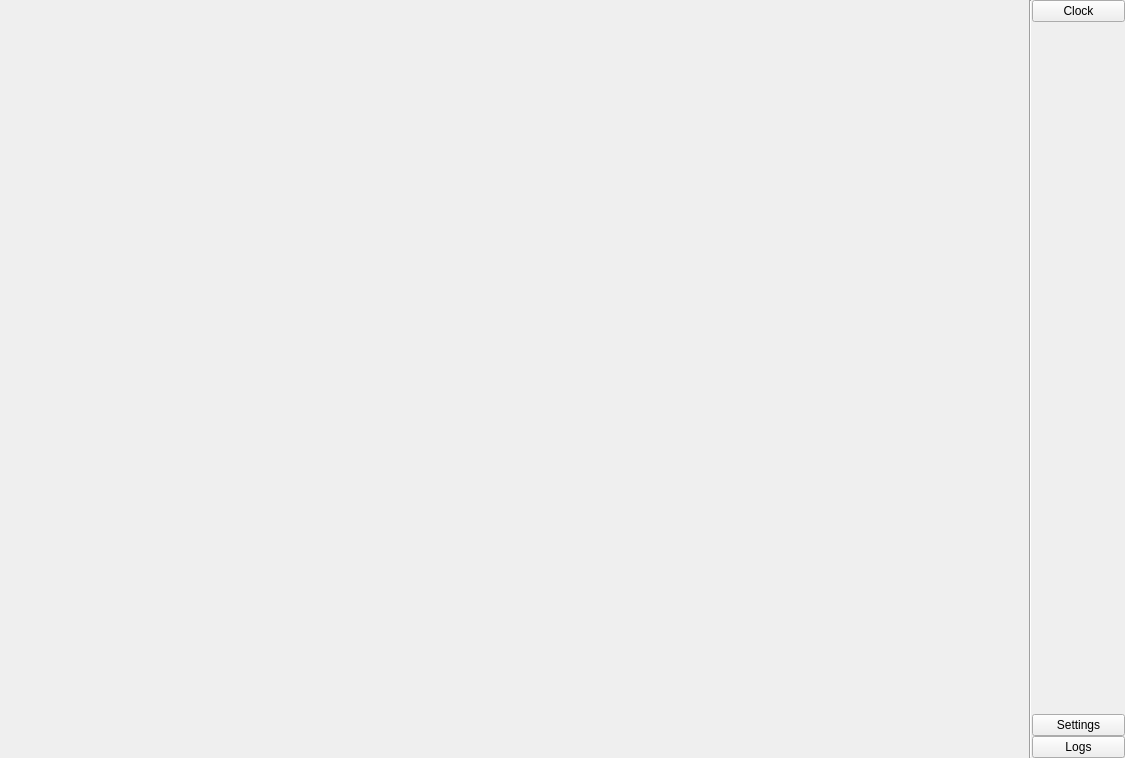
Old version of the form src/ui/main_window.ui in the repository KrusnikViers/RaspClock.
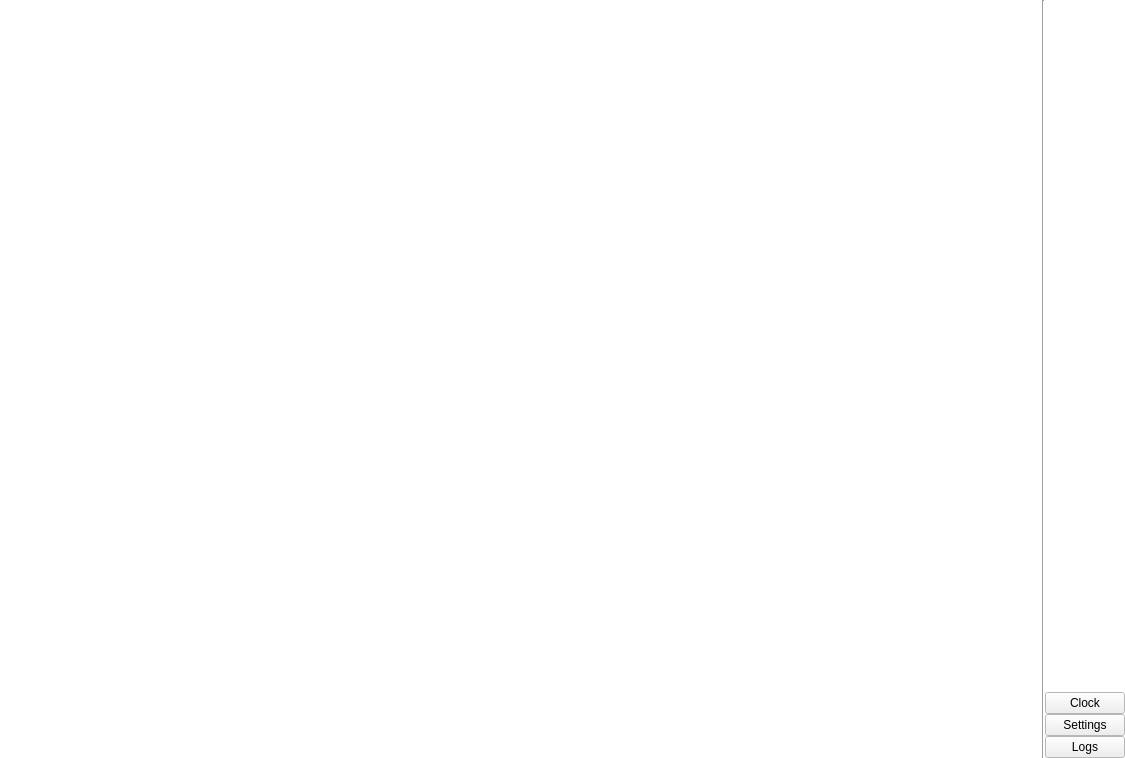
New version of the form.

Commit message: Add timer and initial clock implementation

What changed in the file:
```diff
--- a/src/ui/main_window.ui
+++ b/src/ui/main_window.ui
@@ -10,6 +10,70 @@
     <height>758</height>
    </rect>
   </property>
+  <property name="palette">
+   <palette>
+    <active>
+     <colorrole role="Base">
+      <brush brushstyle="SolidPattern">
+       <color alpha="255">
+        <red>255</red>
+        <green>255</green>
+        <blue>255</blue>
+       </color>
+      </brush>
+     </colorrole>
+     <colorrole role="Window">
+      <brush brushstyle="SolidPattern">
+       <color alpha="255">
+        <red>255</red>
+        <green>255</green>
+        <blue>255</blue>
+       </color>
+      </brush>
+     </colorrole>
+    </active>
+    <inactive>
+     <colorrole role="Base">
+      <brush brushstyle="SolidPattern">
+       <color alpha="255">
+        <red>255</red>
+        <green>255</green>
+        <blue>255</blue>
+       </color>
+      </brush>
+     </colorrole>
+     <colorrole role="Window">
+      <brush brushstyle="SolidPattern">
+       <color alpha="255">
+        <red>255</red>
+        <green>255</green>
+        <blue>255</blue>
+       </color>
+      </brush>
+     </colorrole>
+    </inactive>
+    <disabled>
+     <colorrole role="Base">
+      <brush brushstyle="SolidPattern">
+       <color alpha="255">
+        <red>255</red>
+        <green>255</green>
+        <blue>255</blue>
+       </color>
+      </brush>
+     </colorrole>
+     <colorrole role="Window">
+      <brush brushstyle="SolidPattern">
+       <color alpha="255">
+        <red>255</red>
+        <green>255</green>
+        <blue>255</blue>
+       </color>
+      </brush>
+     </colorrole>
+    </disabled>
+   </palette>
+  </property>
   <property name="windowTitle">
    <string>MainWindow</string>
   </property>
@@ -34,7 +98,7 @@
      <widget class="QStackedWidget" name="stacked_widget">
       <property name="sizePolicy">
        <sizepolicy hsizetype="Expanding" vsizetype="Preferred">
-        <horstretch>11</horstretch>
+        <horstretch>13</horstretch>
         <verstretch>0</verstretch>
        </sizepolicy>
       </property>
@@ -71,13 +135,6 @@
        <property name="bottomMargin">
         <number>0</number>
        </property>
-       <item>
-        <widget class="QPushButton" name="clock_button">
-         <property name="text">
-          <string>Clock</string>
-         </property>
-        </widget>
-       </item>
        <item>
         <spacer name="srv_2">
          <property name="orientation">
@@ -91,6 +148,13 @@
          </property>
         </spacer>
        </item>
+       <item>
+        <widget class="QPushButton" name="clock_button">
+         <property name="text">
+          <string>Clock</string>
+         </property>
+        </widget>
+       </item>
        <item>
         <widget class="QPushButton" name="settings_button">
          <property name="text">
```
The commit also changes 20 other files.
